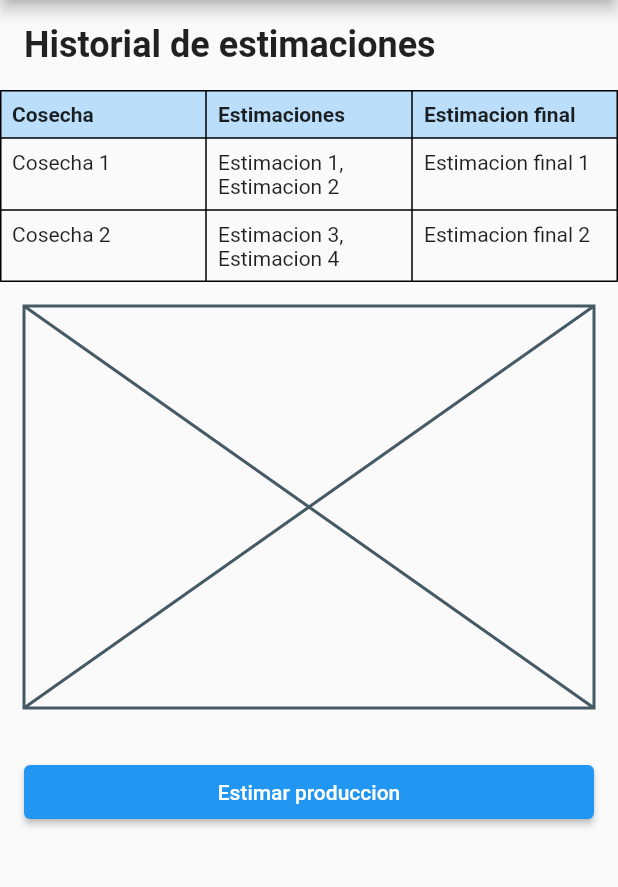
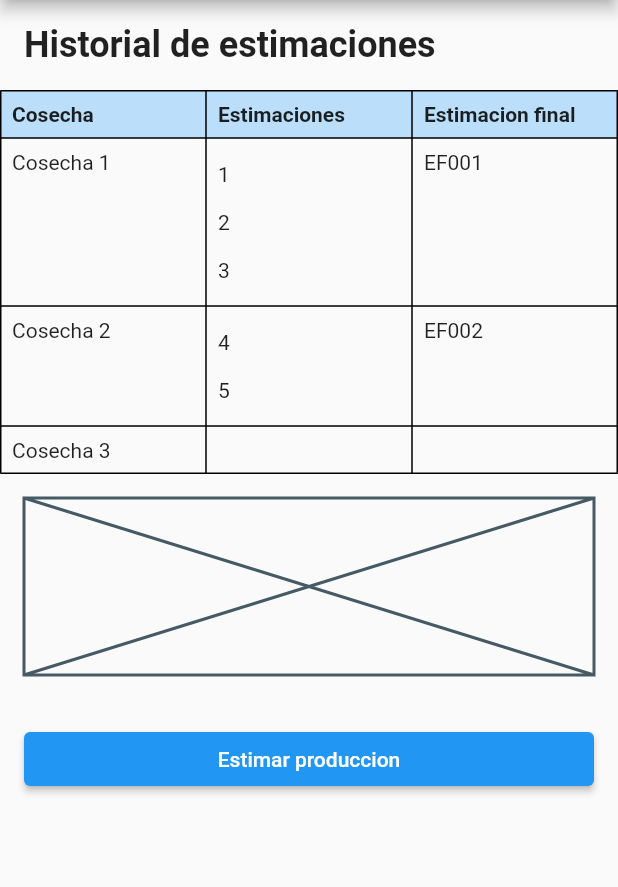
Before and after one commit to JuanCamilo7314/AgroXpert-App-Frontend-Mantenimiento, a Flutter app: the screen it shows after launch, on a phone screen of 412 x 824 dp, the part 84-971 px from its top. Run offline on Flutter 3.47's test engine with Material 2 defaults, Android fonts, the phone set to English and light mode, and no system bars.

Commit message:
Tabla con informacion de la cosecha y sus estimaciones,al dar click a las estimaciones se abrira otra pantalla donde se detalla informacion respectiva de cada estimacion

```diff
--- a/lib/vista/EjemploVista2.dart
+++ b/lib/vista/EjemploVista2.dart
@@ -4,58 +4,111 @@ import 'DetallesEstimacion.dart';
 
 List<Map<String, dynamic>> datos = [
   {
-    'cosecha': 'Cosecha 1',
-    'estimaciones': 'Estimacion 1, Estimacion 2',
-    'estimacionFinal': 'Estimacion final 1',
+    "idHarvest": "1",
+    "cosecha": "Cosecha 1",
+    "type": "primary",
+    "idFarmLot": "L001",
+    "evaluationStartDate": "2023-03-28",
+    "evaluationEndDate": "2023-05-27",
+    "estimates": [
+      {
+        "idEstimates": "1",
+        "date": "2023-04-01",
+        "treesAssessed": [
+          {"numFruits": 20, "numQuartiles": 5},
+          {"numFruits": 15, "numQuartiles": 3},
+          {"numFruits": 25, "numQuartiles": 6}
+        ],
+        "numTrees": 10,
+        "totalFruitsEstimates": 1500,
+        "averageFruits": 30,
+        "estimatedProduction": 45000
+      },
+      {
+        "idEstimates": "2",
+        "date": "2023-04-15",
+        "treesAssessed": [
+          {"numFruits": 20, "numQuartiles": 5},
+          {"numFruits": 15, "numQuartiles": 3},
+          {"numFruits": 8, "numQuartiles": 1},
+          {"numFruits": 25, "numQuartiles": 6}
+        ],
+        "numTrees": 20,
+        "totalFruitsEstimates": 2000,
+        "averageFruits": 20,
+        "estimatedProduction": 40000
+      },
+      {
+        "idEstimates": "3",
+        "date": "2023-05-25",
+        "treesAssessed": [
+          {"numFruits": 20, "numQuartiles": 5},
+          {"numFruits": 35, "numQuartiles": 8},
+          {"numFruits": 25, "numQuartiles": 6}
+        ],
+        "numTrees": 10,
+        "totalFruitsEstimates": 1000,
+        "averageFruits": 30,
+        "estimatedProduction": 30000
+      }
+    ],
+    "estimacionFinal": "EF001",
   },
   {
-    'cosecha': 'Cosecha 2',
-    'estimaciones': 'Estimacion 3, Estimacion 4',
-    'estimacionFinal': 'Estimacion final 2',
+    "idHarvest": "2",
+    "cosecha": "Cosecha 2",
+    "type": "secundary",
+    "idFarmLot": "L001",
+    "evaluationStartDate": "2023-06-01",
+    "evaluationEndDate": "2023-08-30",
+    "estimates": [
+      {
+        "idEstimates": "4",
+        "date": "2023-06-15",
+        "treesAssessed": [
+          {"numFruits": 20, "numQuartiles": 5},
+          {"numFruits": 10, "numQuartiles": 1}
+        ],
+        "numTrees": 22,
+        "totalFruitsEstimates": 500,
+        "averageFruits": 15,
+        "estimatedProduction": 7500
+      },
+      {
+        "idEstimates": "5",
+        "date": "2023-07-30",
+        "treesAssessed": [
+          {"numFruits": 20, "numQuartiles": 5},
+          {"numFruits": 30, "numQuartiles": 5},
+          {"numFruits": 20, "numQuartiles": 7}
+        ],
+        "numTrees": 30,
+        "totalFruitsEstimates": 3000,
+        "averageFruits": 25,
+        "estimatedProduction": 75000
+      }
+    ],
+    "estimacionFinal": "EF002",
+  },
+  {
+    "idHarvest": "3",
+    "cosecha": "Cosecha 3",
+    "type": "secundary",
+    "idFarmLot": "L001",
+    "evaluationStartDate": "2023-05-01",
+    "evaluationEndDate": "2023-05-30",
+    "estimates ": [],
+    "estimacionFinal": ""
   },
 ];
 
-void _verDetalles(BuildContext context, String estimacion) {
-  Navigator.push(
-    context,
-    MaterialPageRoute(builder: (context) => DetallesEstimacion(id: estimacion)),
-  );
-}
-
-/*
-List<Map<String, dynamic>> datos = [
-  {
-    'cosecha': 'Cosecha 1',
-    'estimaciones': 'Estimacion 1, Estimacion 2',
-    'estimacionFinal': 'Estimacion final 1',
-  },
-  {
-    'cosecha': 'Cosecha 2',
-    'estimaciones': 'Estimacion 3, Estimacion 4',
-    'estimacionFinal': 'Estimacion final 2',
-  },
-];
-
-
-void _verDetalles(BuildContext context, String estimacion) {
-  Navigator.push(
-    context,
-    MaterialPageRoute(builder: (context) => DetallesEstimacion(id: estimacion)),
-  );
-}
-
-
-// Función que abre la pantalla de detalles
-void _verDetalles(BuildContext context, String idEstimacion) {
+void _verDetalles(BuildContext context, List<Map<String, dynamic>> datos) {
   Navigator.push(
     context,
     MaterialPageRoute(
-        builder: (context) => DetallesEstimacion(id: idEstimacion)),
+        builder: (context) => DetallesEstimacion(estimaciones: datos)),
   );
 }
-
-
-*/
 
 class EjemploVista2 extends StatelessWidget {
   const EjemploVista2({Key? key}) : super(key: key);
@@ -135,10 +188,40 @@ class EjemploVista2 extends StatelessWidget {
                     TableCell(
                       child: Padding(
                         padding: EdgeInsets.all(8.0),
+                        /*child: GestureDetector(
+                          onTap: () => _verDetalles(context, dato['estimates']),
+                          child: Text(dato['estimates']),
+                        ),*/
                         child: GestureDetector(
-                          onTap: () =>
-                              _verDetalles(context, dato['estimaciones']),
-                          child: Text(dato['estimaciones']),
+                          onTap: () => _verDetalles(context, dato['estimates']),
+                          child: Column(
+                            crossAxisAlignment: CrossAxisAlignment.start,
+                            children: [
+                              /*Text(
+                                'Estimaciones:',
+                                style: TextStyle(
+                                  fontWeight: FontWeight.bold,
+                                ),
+                              ),*/
+                              ListView.builder(
+                                shrinkWrap: true,
+                                physics: NeverScrollableScrollPhysics(),
+                                itemCount: dato['estimates']?.length ?? 0,
+                                itemBuilder: (context, index) {
+                                  final estimate = dato['estimates']?[index];
+                                  return Padding(
+                                    padding: const EdgeInsets.symmetric(
+                                        vertical: 8.0),
+                                    child: GestureDetector(
+                                      //onTap: () => _verDetalles(context, datos['estimates']),
+                                      child: Text(estimate?['idEstimates'] ??
+                                          'Estimation ID not found'),
+                                    ),
+                                  );
+                                },
+                              )
+                            ],
+                          ),
                         ),
                       ),
                     ),
@@ -155,7 +238,7 @@ class EjemploVista2 extends StatelessWidget {
 
           // Gráfico
           Container(
-            height: 300.0,
+            height: 150.0,
             padding: EdgeInsets.all(16.0),
             child: Placeholder(),
           ),
```
Also changed, not shown: lib/vista/DetallesEstimacion.dart (+54 -16 lines).
